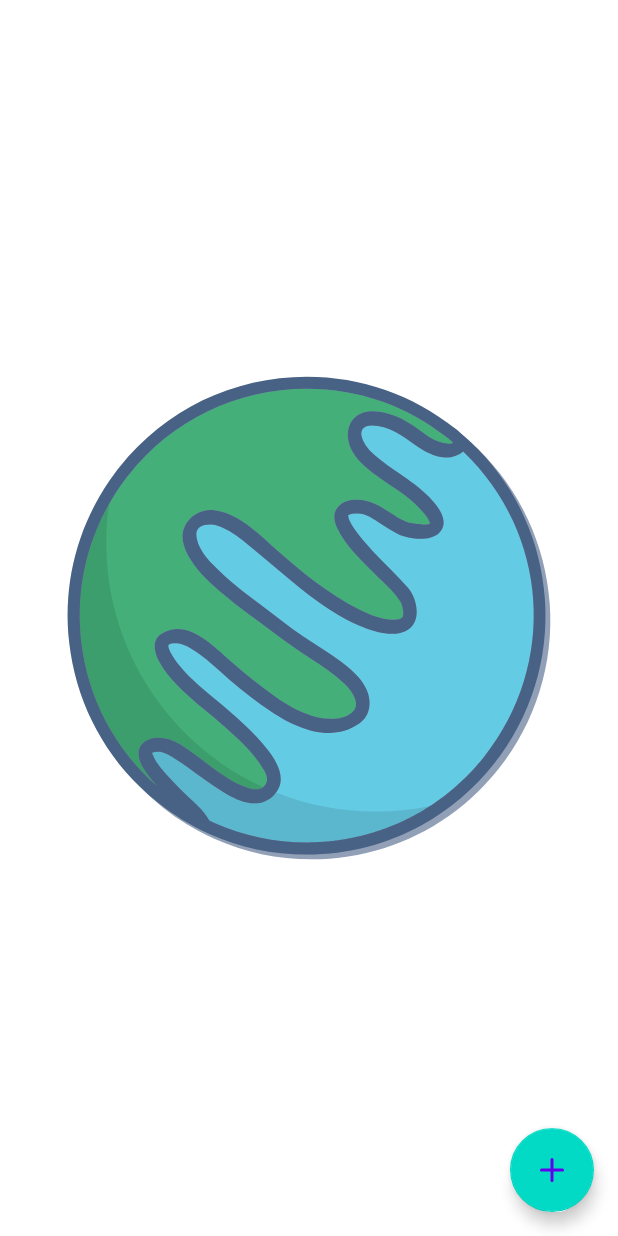
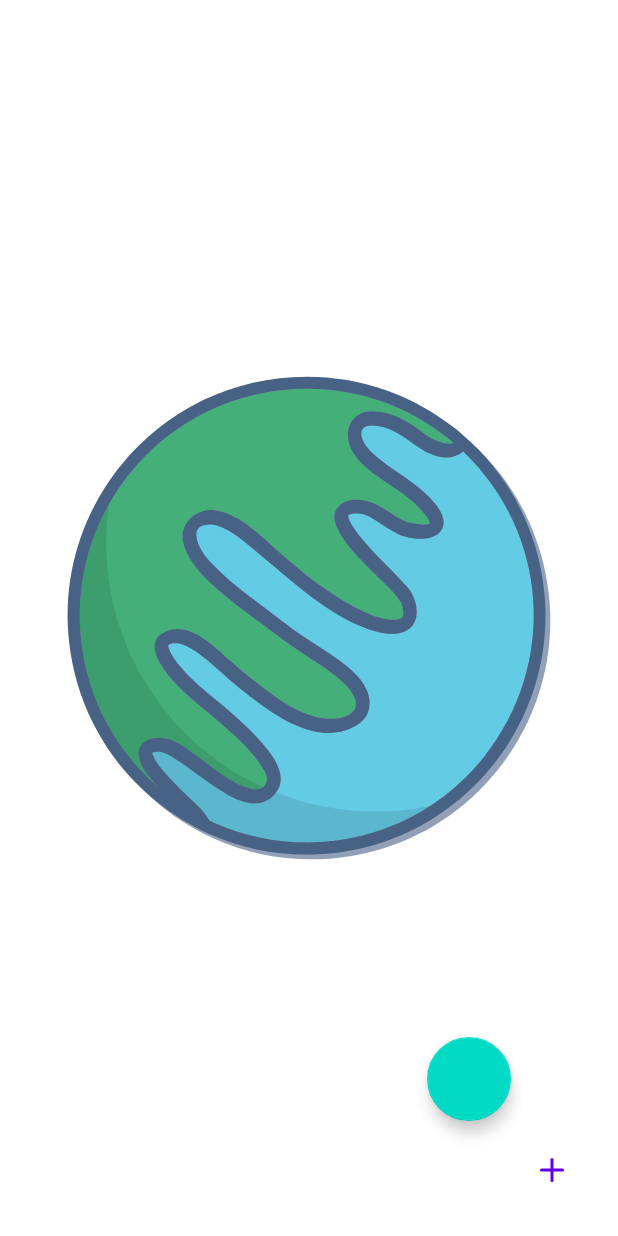
Before and after one commit to BansheeMan/MyAndroidNotes, an Android app: the layout activity_animations_kirill.xml on its own in the app's theme, with its tools: preview values and no code run, on a phone screen of 412 x 824 dp. Run offline under Robolectric (Android 15) with nearby library versions, the phone set to English and light mode, and no system bars.

Commit message:
Add HW5 Вылетающие кнопки (по просьбе Кирилла)

```diff
--- a/app/src/main/res/layout/activity_animations_kirill.xml
+++ b/app/src/main/res/layout/activity_animations_kirill.xml
@@ -13,8 +13,8 @@
         android:id="@+id/transparent_background"
         android:layout_width="match_parent"
         android:layout_height="match_parent"
+        android:alpha="0"
         android:animateLayoutChanges="true"
-        android:alpha="0"
         android:background="@android:color/white"
         android:clickable="false" />
 
@@ -27,9 +27,9 @@
             android:layout_width="wrap_content"
             android:layout_height="wrap_content"
             android:layout_gravity="bottom|end"
+            android:alpha="0"
+            android:clickable="false"
             android:orientation="horizontal"
-            android:clickable="false"
-            android:alpha="0"
             android:paddingEnd="32dp"
             android:paddingBottom="32dp">
 
@@ -54,9 +54,9 @@
             android:layout_width="wrap_content"
             android:layout_height="wrap_content"
             android:layout_gravity="bottom|end"
-            android:orientation="horizontal"
             android:alpha="0"
             android:clickable="false"
+            android:orientation="horizontal"
             android:paddingEnd="32dp"
             android:paddingBottom="32dp">
 
@@ -75,14 +75,7 @@
                 app:srcCompat="@drawable/ic_send" />
         </LinearLayout>
 
-        <com.google.android.material.floatingactionbutton.FloatingActionButton
-            android:id="@+id/fab"
-            android:layout_width="wrap_content"
-            android:layout_height="wrap_content"
-            android:layout_gravity="bottom|end"
-            android:layout_marginEnd="16dp"
-            android:layout_marginBottom="16dp"
-            android:elevation="5dp" />
+        <include android:id="@+id/anim" layout="@layout/include_fab_animations_start" />
 
         <ImageView
             android:id="@+id/plus_imageview"
--- /dev/null
+++ b/app/src/main/res/layout/include_fab_animations_start.xml
@@ -0,0 +1,81 @@
+<?xml version="1.0" encoding="utf-8"?>
+<androidx.constraintlayout.widget.ConstraintLayout xmlns:android="http://schemas.android.com/apk/res/android"
+    xmlns:app="http://schemas.android.com/apk/res-auto"
+    xmlns:tools="http://schemas.android.com/tools"
+    android:layout_width="match_parent"
+    android:id="@+id/container"
+    android:layout_height="match_parent">
+
+    <com.google.android.material.floatingactionbutton.FloatingActionButton
+        android:id="@+id/fabCenter"
+        android:layout_width="wrap_content"
+        android:layout_height="wrap_content"
+        android:layout_gravity="bottom|end"
+        android:elevation="5dp"
+        app:layout_constraintBottom_toBottomOf="parent"
+        app:layout_constraintEnd_toEndOf="parent"
+        app:layout_constraintHorizontal_bias="0.8"
+        app:layout_constraintStart_toStartOf="parent"
+        app:layout_constraintTop_toTopOf="parent"
+        app:layout_constraintVertical_bias="0.9" />
+
+    <com.google.android.material.floatingactionbutton.FloatingActionButton
+        android:id="@+id/fab1"
+        android:layout_width="wrap_content"
+        android:layout_height="wrap_content"
+        android:layout_gravity="bottom|end"
+        android:elevation="5dp"
+        android:visibility="invisible"
+        app:layout_constraintCircle="@id/fabCenter"
+        app:layout_constraintCircleAngle="270"
+        app:layout_constraintCircleRadius="@dimen/radius"
+        tools:ignore="MissingConstraints" />
+
+    <com.google.android.material.floatingactionbutton.FloatingActionButton
+        android:id="@+id/fab2"
+        android:layout_width="wrap_content"
+        android:layout_height="wrap_content"
+        android:layout_gravity="bottom|end"
+        android:elevation="5dp"
+        android:visibility="invisible"
+        app:layout_constraintCircle="@id/fabCenter"
+        app:layout_constraintCircleAngle="270"
+        app:layout_constraintCircleRadius="@dimen/radius"
+        tools:ignore="MissingConstraints" />
+
+    <com.google.android.material.floatingactionbutton.FloatingActionButton
+        android:id="@+id/fab3"
+        android:layout_width="wrap_content"
+        android:layout_height="wrap_content"
+        android:layout_gravity="bottom|end"
+        android:elevation="5dp"
+        android:visibility="invisible"
+        app:layout_constraintCircle="@id/fabCenter"
+        app:layout_constraintCircleAngle="270"
+        app:layout_constraintCircleRadius="@dimen/radius"
+        tools:ignore="MissingConstraints" />
+
+    <com.google.android.material.floatingactionbutton.FloatingActionButton
+        android:id="@+id/fab4"
+        android:layout_width="wrap_content"
+        android:layout_height="wrap_content"
+        android:layout_gravity="bottom|end"
+        android:elevation="5dp"
+        android:visibility="invisible"
+        app:layout_constraintCircle="@id/fabCenter"
+        app:layout_constraintCircleAngle="270"
+        app:layout_constraintCircleRadius="@dimen/radius"
+        tools:ignore="MissingConstraints" />
+
+    <com.google.android.material.floatingactionbutton.FloatingActionButton
+        android:id="@+id/fab5"
+        android:layout_width="wrap_content"
+        android:layout_height="wrap_content"
+        android:layout_gravity="bottom|end"
+        android:elevation="5dp"
+        android:visibility="invisible"
+        app:layout_constraintCircle="@id/fabCenter"
+        app:layout_constraintCircleAngle="270"
+        app:layout_constraintCircleRadius="@dimen/radius"
+        tools:ignore="MissingConstraints" />
+</androidx.constraintlayout.widget.ConstraintLayout>
--- a/app/src/main/res/values/dimens.xml
+++ b/app/src/main/res/values/dimens.xml
@@ -7,4 +7,5 @@
     <dimen name="bottom_sheet_title_end_padding">10dp</dimen>
     <dimen name="bottom_sheet_explanation_end_padding">10dp</dimen>
     <dimen name="text_margin">20dp</dimen>
+    <dimen name="radius">100dp</dimen>
 </resources>
```
Also changed, not shown: app/src/main/java/com/example/myandroidnotes/AnimationsActivity.kt (+22 -26 lines), app/src/main/res/layout/include_fab_animations_end.xml (added, +80 -0 lines).
